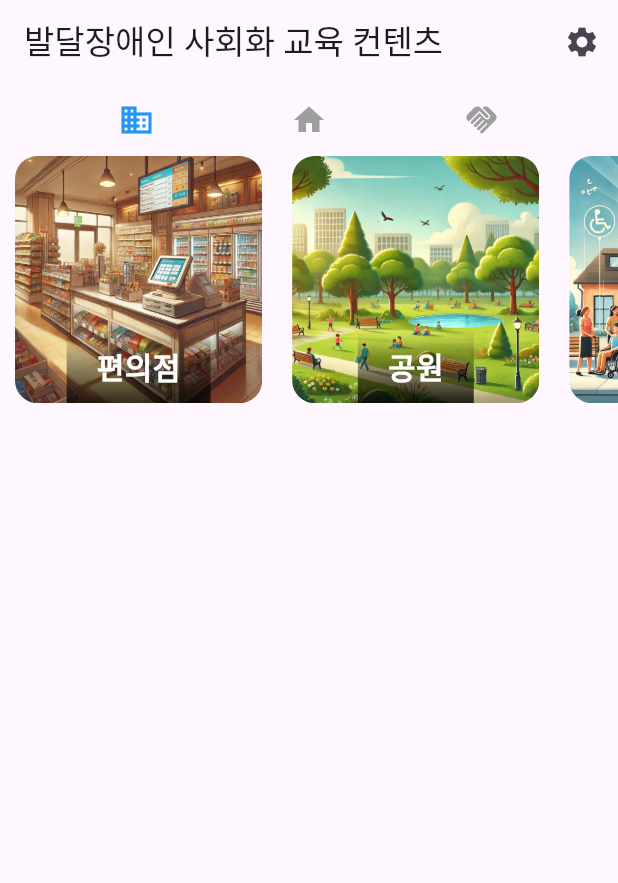
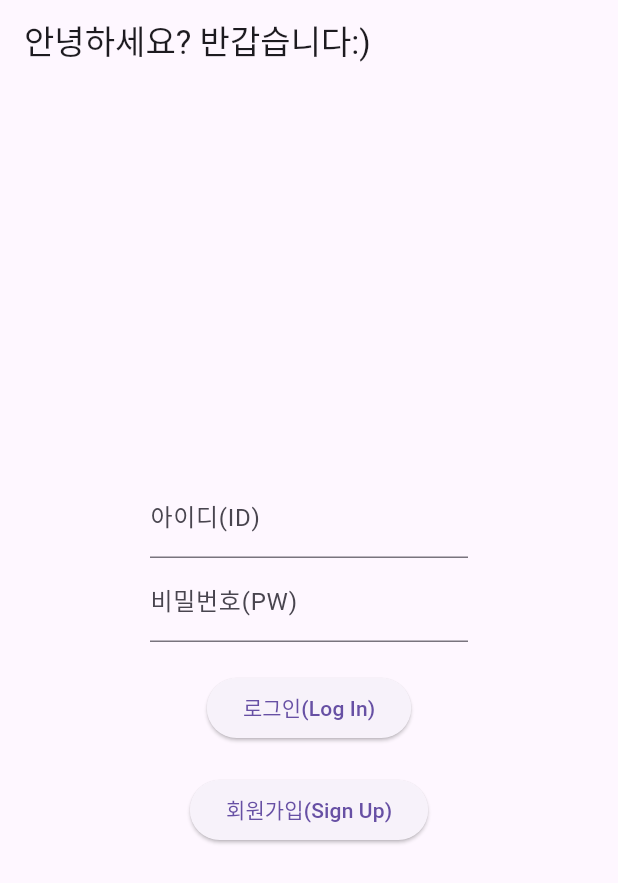
Before and after one commit to 2024-fall-cau-capstone01-team5/edu-for-disabled, a Flutter app: the screen it shows after launch, on a phone screen of 412 x 824 dp. Shown: the top 883 px of the screen. Run offline on Flutter 3.47's test engine with Material 3 defaults, Android fonts, the phone set to English and light mode, and no system bars.

Commit message:
[DEV] 로그인 기능 연동

```diff
--- /dev/null
+++ b/lib/login.dart
@@ -0,0 +1,83 @@
+import 'package:flutter/material.dart';
+import 'package:http/http.dart' as http;
+import 'dart:convert';
+import 'contents_bar.dart';
+import 'signup.dart';
+
+class LoginScreen extends StatefulWidget {
+  @override
+  _LoginScreenState createState() => _LoginScreenState();
+}
+
+class _LoginScreenState extends State<LoginScreen> {
+  final TextEditingController _userIdController = TextEditingController();
+  final TextEditingController _passwordController = TextEditingController();
+
+  Future<void> _login() async {
+    final url = Uri.parse("http://20.9.151.223:8080/login");
+    final response = await http.post(
+      url,
+      headers: {"Content-Type": "application/json"},
+      body: jsonEncode({
+        "user_id": _userIdController.text,
+        "password": _passwordController.text,
+      }),
+    );
+
+    if (response.statusCode == 200) {
+      final data = jsonDecode(response.body);
+      final accessToken = data["access_token"];
+      final username = data["user_name"];
+
+      // 로그인 성공 시 ContentsBar로 이동
+      Navigator.pushReplacement(
+        context,
+        MaterialPageRoute(builder: (context) => ContentsBar(token: accessToken, name: username)),
+      );
+    } else {
+      // 오류 시 알림
+      ScaffoldMessenger.of(context).showSnackBar(
+        SnackBar(content: Text("Login failed. Please check your credentials.")),
+      );
+    }
+  }
+
+  @override
+  Widget build(BuildContext context) {
+    return Scaffold(
+      appBar: AppBar(title: Text("안녕하세요? 반갑습니다:)"), automaticallyImplyLeading: false),
+      body: Padding(
+        padding: const EdgeInsets.symmetric(horizontal: 100.0),
+        child: Column(
+          mainAxisAlignment: MainAxisAlignment.center,
+          children: [
+            TextField(
+              controller: _userIdController,
+              decoration: InputDecoration(labelText: "아이디(ID)"),
+            ),
+            TextField(
+              controller: _passwordController,
+              decoration: InputDecoration(labelText: "비밀번호(PW)"),
+              obscureText: true,
+            ),
+            SizedBox(height: 20),
+            ElevatedButton(
+              onPressed: _login,
+              child: Text("로그인(Log In)"),
+            ),
+            SizedBox(height: 20),
+            ElevatedButton(
+              onPressed: () {
+                Navigator.push(
+                  context,
+                  MaterialPageRoute(builder: (context) => SignupScreen()),
+                );
+              },
+              child: Text("회원가입(Sign Up)"),
+            ),
+          ],
+        ),
+      ),
+    );
+  }
+}
--- a/lib/main.dart
+++ b/lib/main.dart
@@ -1,5 +1,5 @@
 import 'package:flutter/material.dart';
-import 'contents_bar.dart';   // Landing page
+import 'login.dart';
 
 void main() {
   runApp(MyApp());
@@ -9,7 +9,7 @@ class MyApp extends StatelessWidget {
   @override
   Widget build(BuildContext context) {
     return MaterialApp(
-      home: ContentsBar(),
+      home: LoginScreen(),
     );
   }
 }
--- a/pubspec.yaml
+++ b/pubspec.yaml
@@ -30,6 +30,7 @@ environment:
 dependencies:
   flutter:
     sdk: flutter
+  http: ^0.13.4
 
 
   # The following adds the Cupertino Icons font to your application.
```
Also changed, not shown: lib/contents_bar.dart (+17 -1 lines), lib/signup.dart (added, +73 -0 lines), pubspec.lock.
